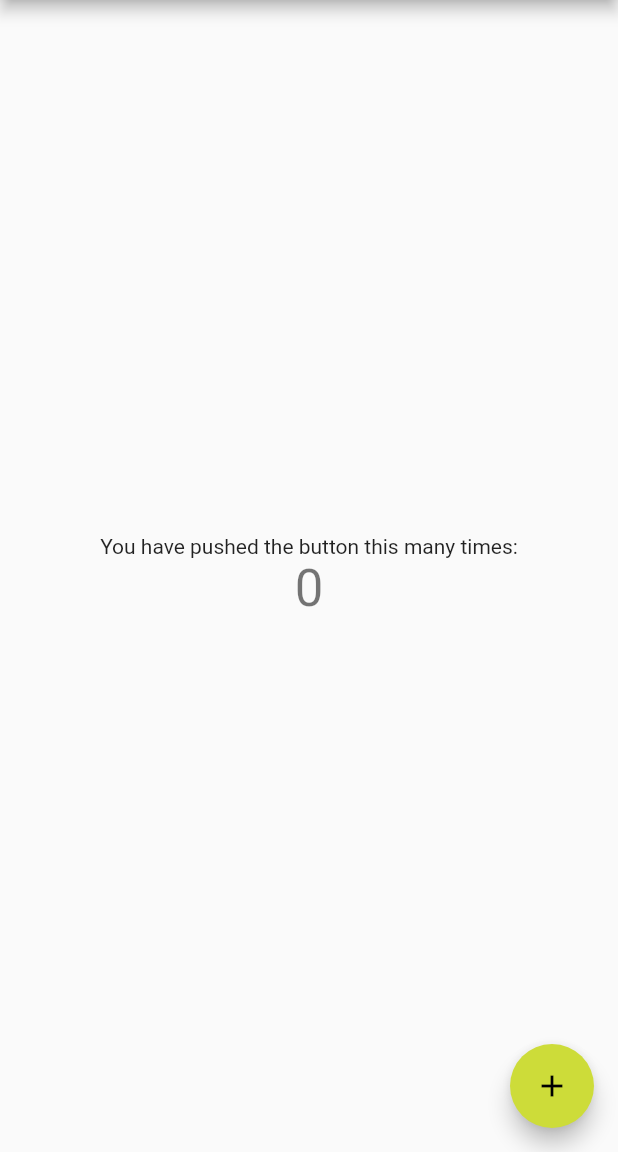
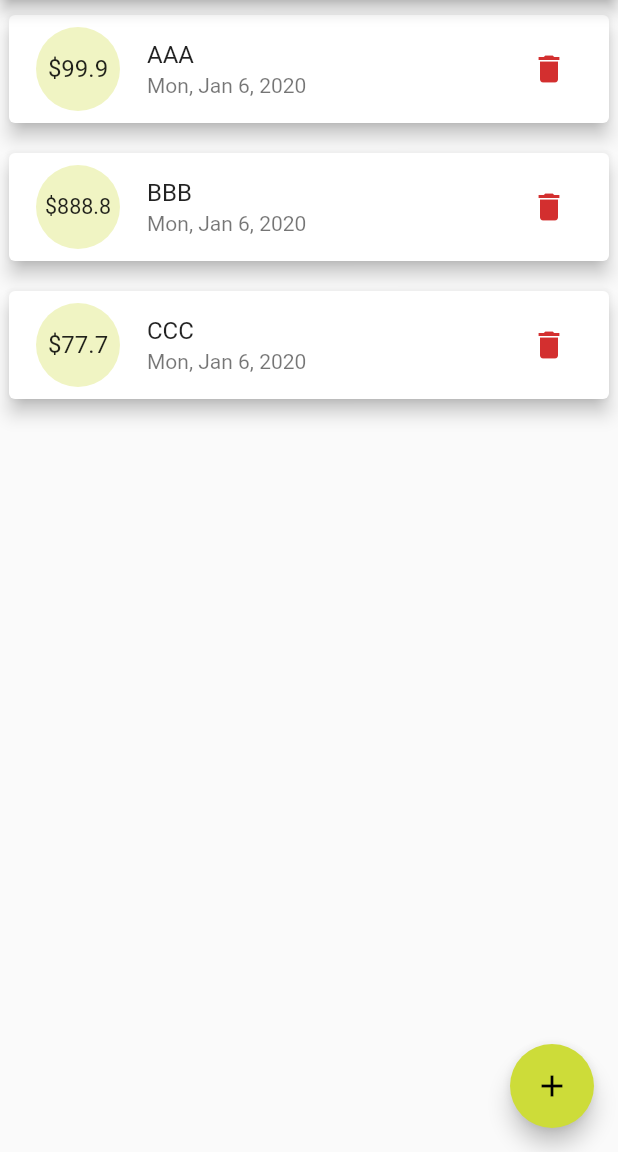
Before and after one commit to devqmr/spending_app, a Flutter app: the screen it shows after launch, on a phone screen of 412 x 824 dp, the part 84-1236 px from its top. Run offline on Flutter 3.47's test engine with Material 2 defaults, Android fonts, the phone set to English and light mode, and no system bars; our stand-ins replace fluttertoast.

Commit message:
Add TransactionsList widget

```diff
--- /dev/null
+++ b/lib/TransactionsList.dart
@@ -0,0 +1,51 @@
+import 'package:flutter/cupertino.dart';
+import 'package:flutter/material.dart';
+import 'package:intl/intl.dart';
+
+import 'model/Transaction.dart';
+
+class TransactionsList extends StatelessWidget {
+  List<Transaction> transactionsList;
+  Function deleteTransaction;
+
+  TransactionsList(this.transactionsList, this.deleteTransaction);
+
+  @override
+  Widget build(BuildContext context) {
+    if (transactionsList.isNotEmpty) {
+      return ListView.builder(
+        itemBuilder: (context, index) {
+          return Card(
+              elevation: 5,
+              margin: EdgeInsets.symmetric(
+                vertical: 10,
+                horizontal: 6,
+              ),
+              child: ListTile(
+                title: Text(transactionsList[index].title),
+                leading: CircleAvatar(
+                  radius: 30,
+                  child: Padding(
+                    padding: const EdgeInsets.all(8.0),
+                    child: FittedBox(
+                        child: Text("\$${transactionsList[index].amount}")),
+                  ),
+                ),
+                subtitle: Text(DateFormat.yMMMEd()
+                    .format(transactionsList[index].dateTime)),
+                trailing: IconButton(
+                  icon: Icon(Icons.delete),
+                  color: Theme.of(context).errorColor,
+                  onPressed: () {
+                    deleteTransaction(index);
+                  },
+                ),
+              ));
+        },
+        itemCount: transactionsList.length,
+      );
+    } else {
+      return Image.asset('assets/images/mirage-list-is-empty.png');
+    }
+  }
+}
--- a/lib/main.dart
+++ b/lib/main.dart
@@ -2,6 +2,8 @@ import 'package:flutter/material.dart';
 import 'package:fluttertoast/fluttertoast.dart';
 import 'package:spending_app/NewTransaction.dart';
 import 'package:spending_app/model/Transaction.dart';
+
+import 'TransactionsList.dart';
 
 void main() => runApp(MyApp());
 
@@ -31,7 +33,22 @@ class MyHomePage extends StatefulWidget {
 class _MyHomePageState extends State<MyHomePage> {
   int _counter = 0;
 
-  List<Transaction> transactionsList = new List<Transaction>();
+//  List<Transaction> transactionsList = new List<Transaction>();
+
+  List<Transaction> transactionsList = [new Transaction(title: "AAA",
+      amount: 99.9,
+      dateTime: DateTime.now(),
+      id: DateTime.now().toString()),
+    new Transaction(title: "BBB",
+        amount: 888.8,
+        dateTime: DateTime.now(),
+        id: DateTime.now().toString()),
+    new Transaction(title: "CCC",
+        amount: 77.7,
+        dateTime: DateTime.now(),
+        id: DateTime.now().toString())
+  ];
+
 
   void _showAddTransaction(context) {
     showModalBottomSheet(
@@ -40,8 +57,10 @@ class _MyHomePageState extends State<MyHomePage> {
           return GestureDetector(
             onTap: () {},
             child: NewTransaction((Transaction transaction) {
-              showToast("Add Transaction From Main > \n $transaction");
-              transactionsList.add(transaction);
+              setState(() {
+                showToast("Add Transaction From Main > \n $transaction");
+                transactionsList.add(transaction);
+              });
             }),
             behavior: HitTestBehavior.opaque,
           );
@@ -66,18 +85,7 @@ class _MyHomePageState extends State<MyHomePage> {
         title: Text(widget.title),
       ),
       body: Center(
-        child: Column(
-          mainAxisAlignment: MainAxisAlignment.center,
-          children: <Widget>[
-            Text(
-              'You have pushed the button this many times:',
-            ),
-            Text(
-              '$_counter',
-              style: Theme.of(context).textTheme.display1,
-            ),
-          ],
-        ),
+        child: TransactionsList(transactionsList, deleteTransaction),
       ),
       floatingActionButton: FloatingActionButton(
         onPressed: () {
@@ -88,4 +96,12 @@ class _MyHomePageState extends State<MyHomePage> {
       ),
     );
   }
+
+
+  void deleteTransaction(int index) {
+    setState(() {
+      showToast("$index");
+      transactionsList.removeAt(index);
+    });
+  }
 }
--- a/pubspec.yaml
+++ b/pubspec.yaml
@@ -48,9 +48,8 @@ flutter:
   uses-material-design: true
 
   # To add assets to your application, add an assets section, like this:
-  # assets:
-  #  - images/a_dot_burr.jpeg
-  #  - images/a_dot_ham.jpeg
+  assets:
+      - assets/images/
 
   # An image asset can refer to one or more resolution-specific "variants", see
   # https://flutter.dev/assets-and-images/#resolution-aware.
```
Also changed, not shown: assets/images/mirage-list-is-empty.png (added).
